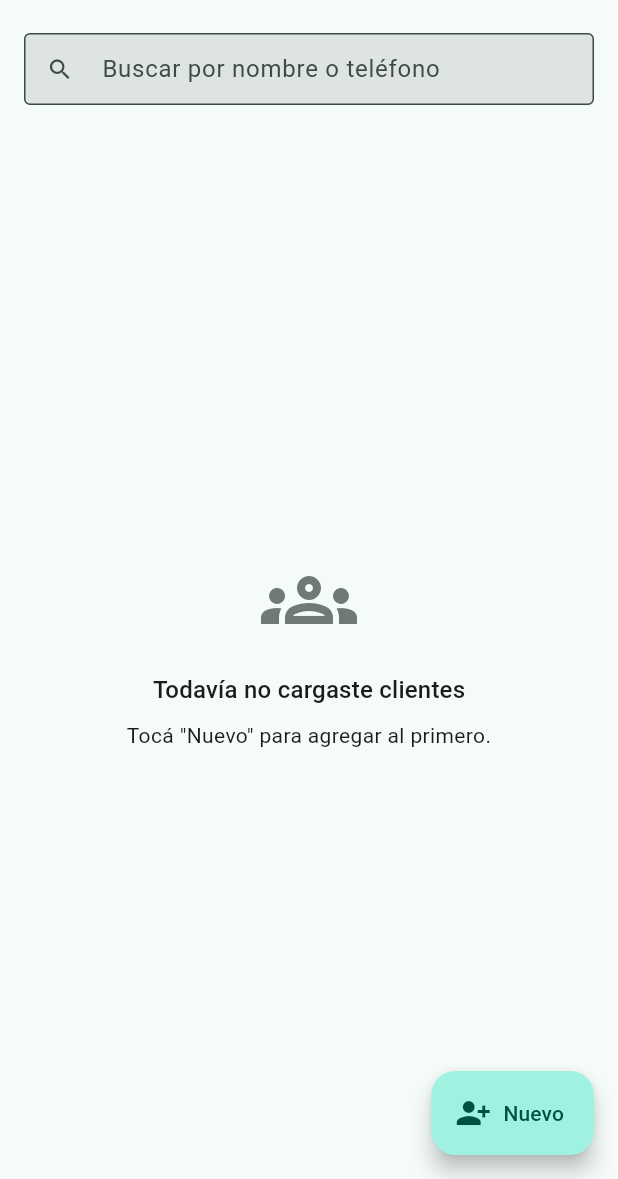
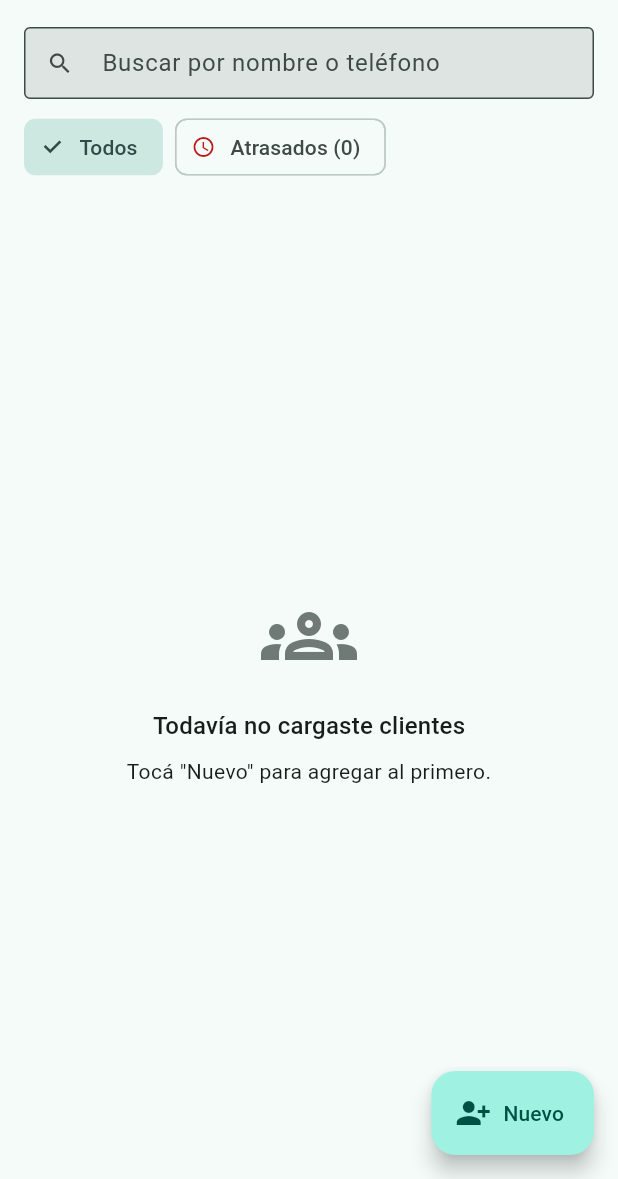
Before and after one commit to angelmaciel/fiado-digital, a Flutter app: the ClientesScreen screen opened by its route, on a phone screen of 412 x 824 dp, the part 57-1236 px from its top. Run offline on Flutter 3.47's test engine with Material 3 defaults, Android fonts, the phone set to English and light mode, and no system bars; our stand-ins replace dio, flutter_riverpod, flutter_secure_storage, go_router, google_sign_in; missing offline and left inert: google_sign_in_web; accounts and stored records are empty.

Commit message:
feat(HU-06): listado de clientes atrasados
La mora se mide desde el último PAGO, no desde la última compra. Un
cliente que compró ayer pero pagó hace dos meses está atrasado; uno que
debe hace años pero abonó la semana pasada, no. Es la lectura que le
sirve al despensero: la mora la define la plata que entra, no la que
sale. Si nunca pagó nada, se cuenta desde su primer movimiento.

En el backend se resuelve con dos agregados -último pago y primer
movimiento por cliente- en vez de recorrer el historial de cada uno.

`GET /clientes/en-mora` va declarada antes de `GET /clientes/:id`: Nest
resuelve las rutas en orden y al revés tomaría "en-mora" como un id.

En la app es un filtro en el mismo listado, no una pantalla aparte: el
despensero pasa de "todos" a "atrasados" sin perder el lugar. El número
de días va en el círculo de cada fila y el color sube de tono a los 60 y
a los 90, porque no es lo mismo deber hace un mes que hace tres.

Verificado contra los datos sembrados: detecta a Eligio (85 días, nunca
pagó), Nimia (70) y Zulma (42, que tiene fiados de hace dos días pero no
paga hace mes y medio).

```diff
--- a/app/lib/src/features/clientes/application/clientes_controller.dart
+++ b/app/lib/src/features/clientes/application/clientes_controller.dart
@@ -5,6 +5,7 @@ import 'package:flutter_riverpod/flutter_riverpod.dart';
 import '../../auth/application/auth_controller.dart';
 import '../data/clientes_api.dart';
 import '../domain/cliente.dart';
+import '../domain/cliente_en_mora.dart';
 
 /// Texto del buscador. Vive aparte del listado para que al tipear se dispare
 /// una recarga sin que el controlador tenga que manejar el estado del input.
@@ -163,6 +164,35 @@ final clientesControllerProvider =
       ClientesController.new,
     );
 
+/// HU-06: quienes deben y hace tiempo que no pagan.
+///
+/// Se recalcula al cambiar de despensa, igual que el resto. Los movimientos lo
+/// invalidan cuando registran un pago: cobrarle a alguien lo saca de la lista.
+final moraProvider = FutureProvider<ListaMora>((ref) {
+  final despensaId = ref.watch(
+    authControllerProvider.select((estado) => estado.usuario?.despensaId),
+  );
+
+  if (despensaId == null) {
+    return const ListaMora(datos: [], diasMoraConfig: 30, deudaEnMora: 0);
+  }
+
+  return ref.watch(clientesApiProvider).listarEnMora();
+});
+
+/// Filtro activo del listado. Vive aparte para que cambiarlo no reconstruya
+/// los datos, solo lo que se muestra.
+class FiltroClientes extends Notifier<bool> {
+  @override
+  bool build() => false;
+
+  void mostrarSoloMora(bool valor) => state = valor;
+}
+
+final filtroSoloMoraProvider = NotifierProvider<FiltroClientes, bool>(
+  FiltroClientes.new,
+);
+
 /// Detalle de un cliente puntual, siempre fresco desde el backend.
 final clienteProvider = FutureProvider.family<Cliente, String>((ref, id) {
   // Misma razón que en la lista: si cambia la despensa, este detalle se
--- a/app/lib/src/features/clientes/presentation/clientes_screen.dart
+++ b/app/lib/src/features/clientes/presentation/clientes_screen.dart
@@ -10,6 +10,7 @@ import '../../auth/application/auth_controller.dart';
 import '../application/clientes_controller.dart';
 import '../domain/cliente.dart';
 import 'widgets/form_cliente_sheet.dart';
+import 'widgets/lista_mora.dart';
 
 /// HU-02 — listado de clientes con buscador.
 class ClientesScreen extends ConsumerStatefulWidget {
@@ -74,6 +75,7 @@ class _ClientesScreenState extends ConsumerState<ClientesScreen> {
   @override
   Widget build(BuildContext context) {
     final clientes = ref.watch(clientesControllerProvider);
+    final soloMora = ref.watch(filtroSoloMoraProvider);
 
     return Scaffold(
       appBar: AppBar(
@@ -88,30 +90,46 @@ class _ClientesScreenState extends ConsumerState<ClientesScreen> {
         ),
         actions: const [_NombreDelDueno(), _BotonCerrarSesion()],
         bottom: PreferredSize(
-          preferredSize: const Size.fromHeight(64),
-          child: Padding(
-            padding: const EdgeInsets.fromLTRB(16, 0, 16, 12),
+          preferredSize: const Size.fromHeight(112),
+          child: Column(
+            children: [
+              Padding(
+                padding: const EdgeInsets.fromLTRB(16, 0, 16, 8),
                 child: TextField(
-              decoration: const InputDecoration(
-                hintText: 'Buscar por nombre o teléfono',
-                prefixIcon: Icon(Icons.search),
+                  enabled: !soloMora,
+                  decoration: InputDecoration(
+                    hintText: soloMora
+                        ? 'El buscador no aplica en la lista de atrasados'
+                        : 'Buscar por nombre o teléfono',
+                    prefixIcon: const Icon(Icons.search),
                     isDense: true,
                   ),
-              onChanged: (texto) =>
-                  ref.read(busquedaClientesProvider.notifier).actualizar(texto),
+                  onChanged: (texto) => ref
+                      .read(busquedaClientesProvider.notifier)
+                      .actualizar(texto),
+                ),
+              ),
+              const _FiltrosDeLista(),
+              const SizedBox(height: 8),
+            ],
           ),
         ),
       ),
-      ),
-      floatingActionButton: FloatingActionButton.extended(
+      floatingActionButton: soloMora
+          ? null
+          : FloatingActionButton.extended(
               onPressed: _crearCliente,
               icon: const Icon(Icons.person_add_alt_1),
               label: const Text('Nuevo'),
             ),
-      body: clientes.when(
+      body: soloMora
+          ? const ListaMoraView()
+          : clientes.when(
               loading: () => const Center(child: CircularProgressIndicator()),
               error: (error, _) => _EstadoDeError(
-          mensaje: error is ApiException ? error.mensaje : error.toString(),
+                mensaje: error is ApiException
+                    ? error.mensaje
+                    : error.toString(),
                 alReintentar: () => ref.invalidate(clientesControllerProvider),
               ),
               data: (estado) {
@@ -120,14 +138,16 @@ class _ClientesScreenState extends ConsumerState<ClientesScreen> {
                 }
 
                 return RefreshIndicator(
-            onRefresh: () async => ref.invalidate(clientesControllerProvider),
+                  onRefresh: () async =>
+                      ref.invalidate(clientesControllerProvider),
                   child: ListView.separated(
                     controller: _scrollCtrl,
                     // Siempre scrollable para que el pull-to-refresh funcione aunque
                     // entren pocos clientes en pantalla.
                     physics: const AlwaysScrollableScrollPhysics(),
                     padding: const EdgeInsets.only(bottom: 88),
-              itemCount: estado.clientes.length + (estado.cargandoMas ? 1 : 0),
+                    itemCount:
+                        estado.clientes.length + (estado.cargandoMas ? 1 : 0),
                     separatorBuilder: (_, _) => const Divider(height: 1),
                     itemBuilder: (context, indice) {
                       if (indice >= estado.clientes.length) {
@@ -185,6 +205,50 @@ class _BotonCerrarSesion extends ConsumerWidget {
       tooltip: 'Cerrar sesión',
       icon: Icon(Icons.logout, color: color),
       onPressed: () => ref.read(authControllerProvider.notifier).cerrarSesion(),
+    );
+  }
+}
+
+/// Alterna entre todos los clientes y solo los atrasados. El contador sale de
+/// la misma consulta que alimenta la lista, así que no cuesta una request más.
+class _FiltrosDeLista extends ConsumerWidget {
+  const _FiltrosDeLista();
+
+  @override
+  Widget build(BuildContext context, WidgetRef ref) {
+    final soloMora = ref.watch(filtroSoloMoraProvider);
+    final enMora = ref.watch(moraProvider).value?.datos.length;
+
+    return Align(
+      alignment: Alignment.centerLeft,
+      child: SingleChildScrollView(
+        scrollDirection: Axis.horizontal,
+        padding: const EdgeInsets.symmetric(horizontal: 16),
+        child: Row(
+          children: [
+            ChoiceChip(
+              label: const Text('Todos'),
+              selected: !soloMora,
+              onSelected: (_) => ref
+                  .read(filtroSoloMoraProvider.notifier)
+                  .mostrarSoloMora(false),
+            ),
+            const SizedBox(width: 8),
+            ChoiceChip(
+              avatar: Icon(
+                Icons.schedule,
+                size: 16,
+                color: soloMora ? null : Theme.of(context).colorScheme.error,
+              ),
+              label: Text(enMora == null ? 'Atrasados' : 'Atrasados ($enMora)'),
+              selected: soloMora,
+              onSelected: (_) => ref
+                  .read(filtroSoloMoraProvider.notifier)
+                  .mostrarSoloMora(true),
+            ),
+          ],
+        ),
+      ),
     );
   }
 }
```
Also changed, not shown: app/lib/src/features/clientes/data/clientes_api.dart (+12 -0 lines), app/lib/src/features/clientes/domain/cliente_en_mora.dart (added, +65 -0 lines), app/lib/src/features/clientes/presentation/widgets/lista_mora.dart (added, +174 -0 lines), app/lib/src/features/movimientos/application/movimientos_controller.dart (+5 -3 lines), 3 other files. Lines whose indentation alone changed are shown as unchanged.
